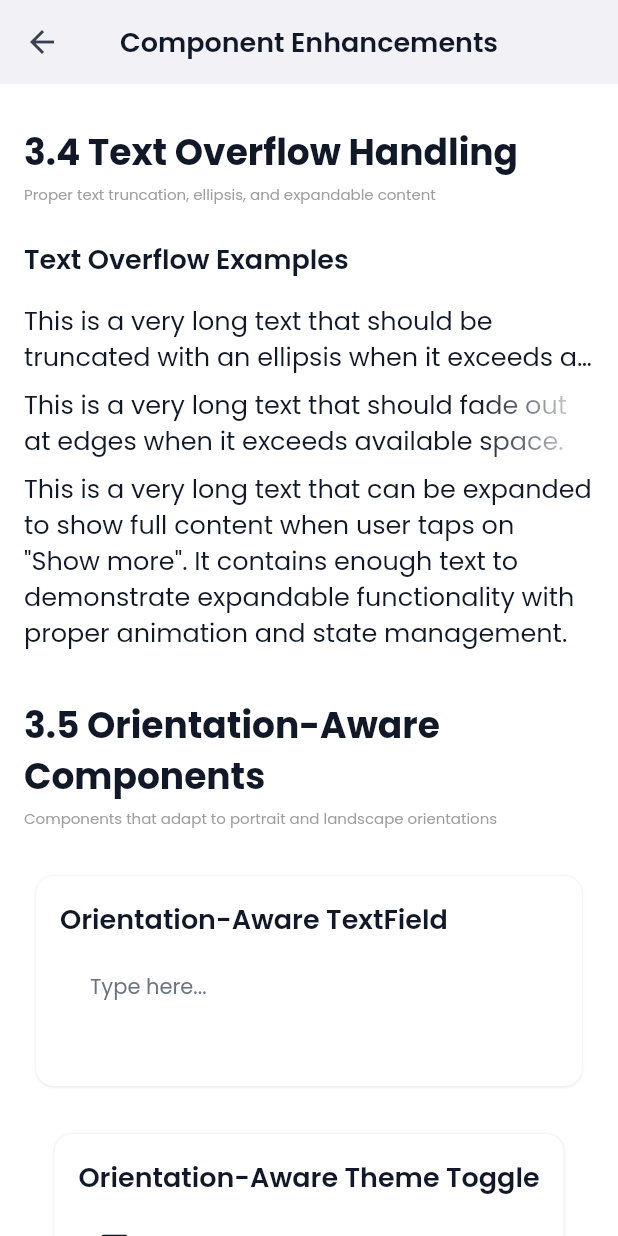
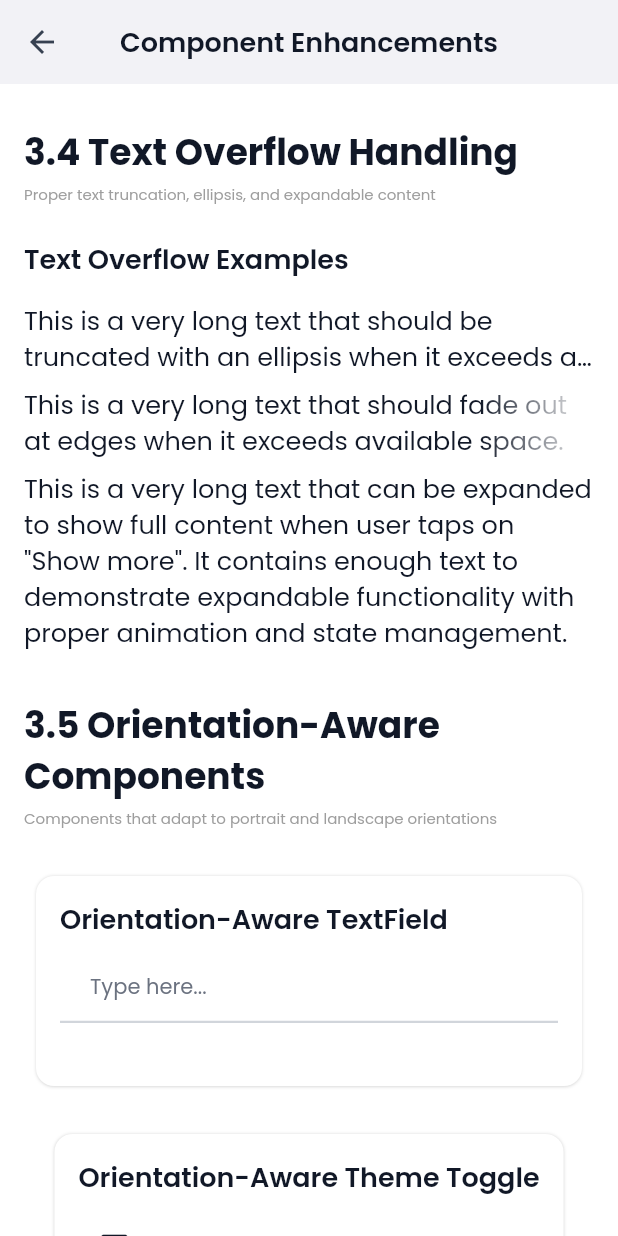
Before and after one commit to ajianaz/micropack_ui_kit, a Flutter app: the ComponentEnhancementsPage screen opened directly, scrolled down 1152 dp, on a phone screen of 412 x 824 dp. Run offline on Flutter 3.47's test engine with Material 3 defaults, Android fonts, the phone set to English and light mode, and no system bars; our stand-ins replace flutter_animate, flutter_spinkit, font_awesome_flutter, gap, google_fonts, nil and 2 more; accounts and stored records are empty; network calls fail.

Commit message:
fix(ui): improve text and textfield visibility with updated theme colors
- Update MPText to use consistent textColor instead of adaptiveTextColor
- Fix textfield suffix icon colors to use textColor for better contrast
- Increase border width and adjust border color for better visibility
- Improve shadow opacity for better form separation
- Refactor textfield border logic to use underline for default types</think>
<think></think>
fix(ui): improve text and textfield visibility with updated theme colors

- Update MPText to use consistent textColor instead of adaptiveTextColor
- Fix textfield suffix icon colors to use textColor for better contrast
- Increase border width and adjust border color for better visibility
- Improve shadow opacity for better form separation
- Refactor textfield border logic to use underline for default types

```diff
--- a/lib/src/components/text/mp_text.dart
+++ b/lib/src/components/text/mp_text.dart
@@ -439,9 +439,8 @@ class MPText extends StatelessWidget {
     }
 
     // Use theme-aware text color as default when no color is explicitly provided
-    // Ensure proper contrast by using adaptive text color based on theme
-    Color? effectiveColor =
-        color ?? baseStyle.color ?? context.mp.adaptiveTextColor(1.0);
+    // Priority: color parameter > baseStyle.color > theme textColor
+    Color effectiveColor = color ?? baseStyle.color ?? context.mp.textColor;
 
     return baseStyle.copyWith(
       fontWeight: fontWeight,
--- a/lib/src/components/textfield/mp_textfield.dart
+++ b/lib/src/components/textfield/mp_textfield.dart
@@ -859,7 +859,7 @@ class _MPTextFieldState extends State<MPTextField> {
 
         // Suffix elements with theme-aware colors
         suffixIcon: finalSuffixIcon,
-        suffixIconColor: widget.suffixIconColor ?? themeColors.neutral80,
+        suffixIconColor: widget.suffixIconColor ?? themeColors.textColor,
         suffix: widget.suffix,
         suffixText: widget.suffixText,
         suffixStyle:
@@ -1007,14 +1007,9 @@ class _MPTextFieldState extends State<MPTextField> {
       );
     }
 
-    // Add password toggle or custom suffix icon
-    if (widget.type == MPTextFieldType.DEFAULT) {
-      if (widget.suffixIcon != null) {
-        icons.add(widget.suffixIcon!);
-      }
-    } else {
-      // Password field - add toggle icon
-      // Default icons will use theme-aware colors through InputDecoration
+    // Add password toggle icon ONLY for password field types
+    if (widget.type == MPTextFieldType.PASSWORD ||
+        widget.type == MPTextFieldType.BORDER_PASSWORD) {
       icons.add(
         GestureDetector(
           onTap: _togglePasswordView,
@@ -1024,6 +1019,11 @@ class _MPTextFieldState extends State<MPTextField> {
                   : _defaultSuffixIconEyeOpen),
         ),
       );
+    } else {
+      // For DEFAULT and BORDER types, add custom suffix icon if provided
+      if (widget.suffixIcon != null) {
+        icons.add(widget.suffixIcon!);
+      }
     }
 
     if (icons.isEmpty) return null;
@@ -1127,15 +1127,8 @@ class _MPTextFieldState extends State<MPTextField> {
     MPThemeUtilities themeColors,
     String borderType,
   ) {
-    // Only show borders for BORDER and BORDER_PASSWORD types
-    // DEFAULT and PASSWORD types use underline style by default
-    if (widget.type != MPTextFieldType.BORDER &&
-        widget.type != MPTextFieldType.BORDER_PASSWORD) {
-      return InputBorder.none;
-    }
-
     Color borderColor;
-    double borderWidth = 1.0;
+    double borderWidth = 1.5; // Increased from 1.0 for better visibility
 
     // Determine border color based on state
     switch (borderType) {
@@ -1166,8 +1159,20 @@ class _MPTextFieldState extends State<MPTextField> {
         borderColor = themeColors.adaptiveBorderColor;
     }
 
-    return OutlineInputBorder(
-      borderRadius: BorderRadius.circular(_isLandscape ? 6 : 8),
+    // BORDER and BORDER_PASSWORD types use outline border
+    if (widget.type == MPTextFieldType.BORDER ||
+        widget.type == MPTextFieldType.BORDER_PASSWORD) {
+      return OutlineInputBorder(
+        borderRadius: BorderRadius.circular(_isLandscape ? 6 : 8),
+        borderSide: BorderSide(
+          color: borderColor,
+          width: borderWidth,
+        ),
+      );
+    }
+
+    // DEFAULT and PASSWORD types use underline border for better visibility
+    return UnderlineInputBorder(
       borderSide: BorderSide(
         color: borderColor,
         width: borderWidth,
--- a/lib/src/core/theme/mp_theme_config.dart
+++ b/lib/src/core/theme/mp_theme_config.dart
@@ -156,10 +156,10 @@ class MPThemeConfig {
   }
 
   /// Get border color based on theme mode
-  /// Light mode: uses neutral40 (light gray)
+  /// Light mode: uses neutral50 (medium-light gray) for better visibility
   /// Dark mode: uses neutral70 (medium gray)
   static Color getBorderColor({bool isDarkMode = false}) {
-    return isDarkMode ? getNeutral(70) : getNeutral(40);
+    return isDarkMode ? getNeutral(70) : getNeutral(50);
   }
 
   /// Get divider color based on theme mode
@@ -198,9 +198,12 @@ class MPThemeConfig {
   // ============ SHADOW COLORS ============
 
   /// Get shadow color based on theme mode
-  /// Light mode: transparent black shadow
+  /// Light mode: slightly more visible shadow for better form separation
   /// Dark mode: more opaque shadow for visibility
-  static Color getShadowColor({bool isDarkMode = false, double opacity = 0.1}) {
+  static Color getShadowColor(
+      {bool isDarkMode = false, double opacity = 0.15}) {
+    // Light mode: use base opacity (0.15 default for better visibility)
+    // Dark mode: double the opacity for better visibility on dark backgrounds
     final adjustedOpacity = isDarkMode ? opacity * 2 : opacity;
     return Colors.black.withValues(alpha: adjustedOpacity.clamp(0.0, 1.0));
   }
```
